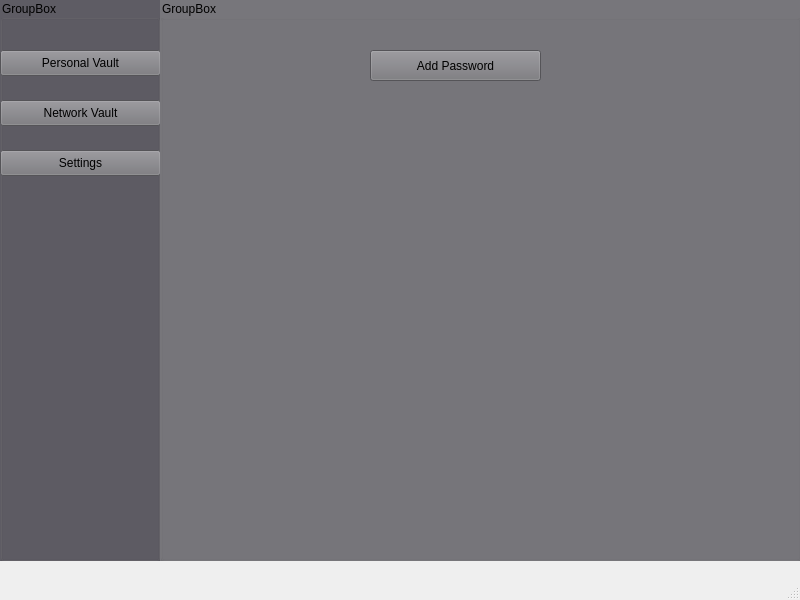
Above: mainwindow.ui from bnymarcell/Totem before the change. Below: the same form after it.
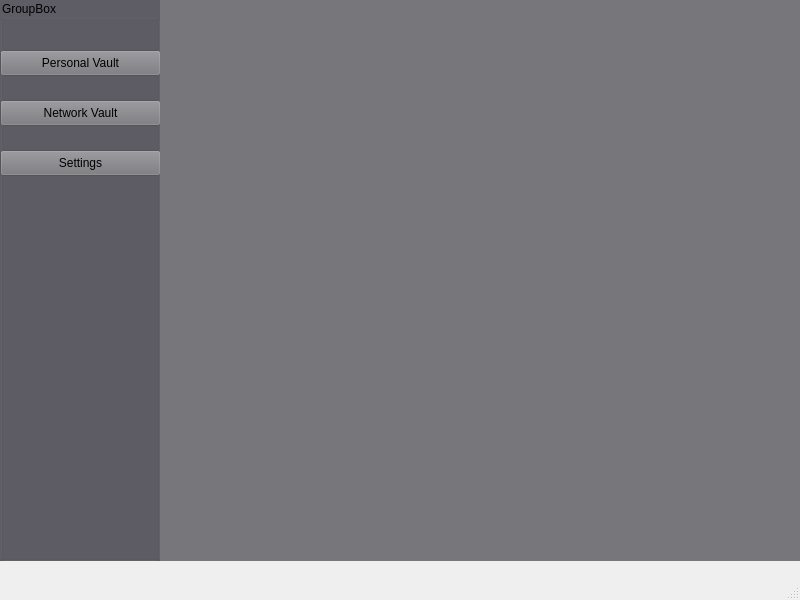
That is the form after the change.

```diff
--- a/mainwindow.ui
+++ b/mainwindow.ui
@@ -102,18 +102,16 @@
        <property name="title">
         <string>GroupBox</string>
        </property>
-       <widget class="QPushButton" name="pushButton">
+       <widget class="QWidget" name="verticalLayoutWidget_2">
         <property name="geometry">
          <rect>
-          <x>210</x>
-          <y>50</y>
-          <width>171</width>
-          <height>31</height>
+          <x>0</x>
+          <y>0</y>
+          <width>641</width>
+          <height>561</height>
          </rect>
         </property>
-        <property name="text">
-         <string>Add Password</string>
-        </property>
+        <layout class="QVBoxLayout" name="verticalLayout_2"/>
        </widget>
       </widget>
      </item>
```
